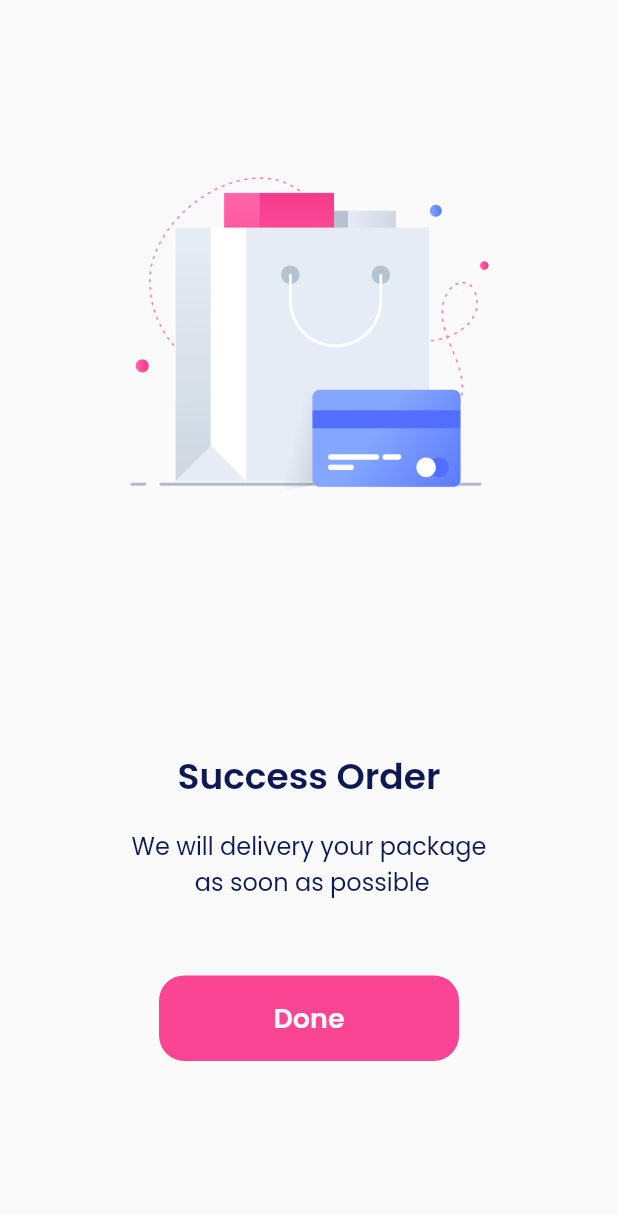
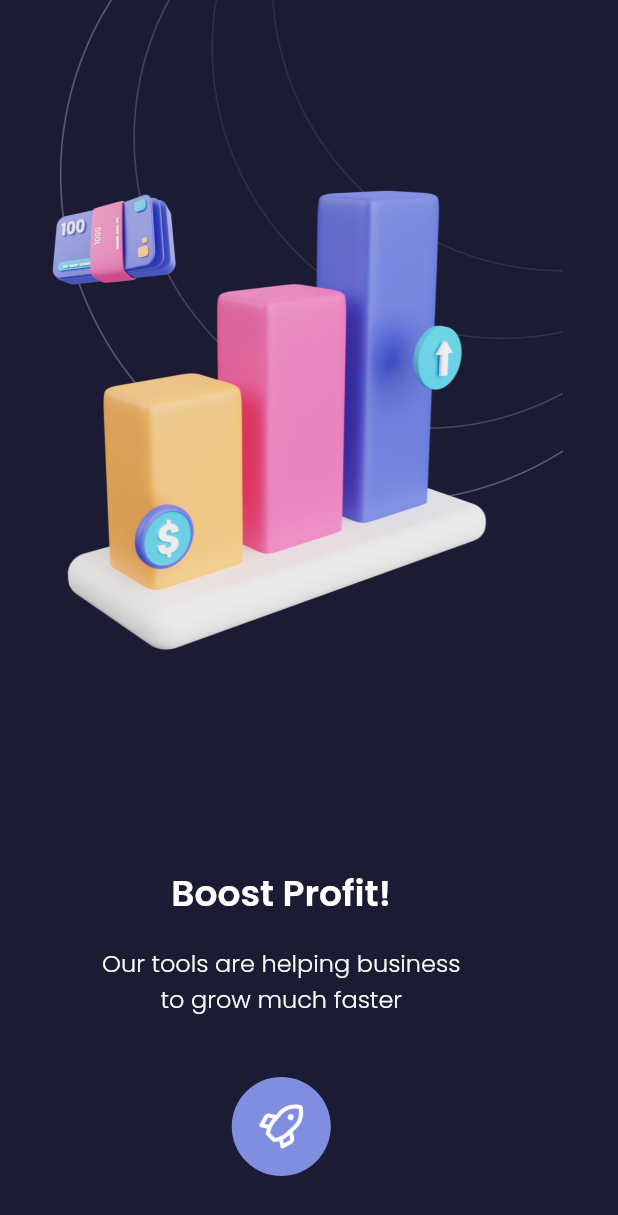
Before and after one commit to kouseina/sevendays-challenge-splicing-ui, a Flutter app: the screen it shows after launch, on a phone screen of 412 x 824 dp. Shown: the top 1215 px of the screen. Run offline on Flutter 3.47's test engine with Material 2 defaults, Android fonts, the phone set to English and light mode, and no system bars; our stand-ins replace google_fonts.

Commit message:
feat: add second empty screen

```diff
--- a/lib/main.dart
+++ b/lib/main.dart
@@ -3,6 +3,7 @@ import 'package:sevendays/pages/first_empty.dart';
 import 'package:sevendays/pages/first_getstarted.dart';
 import 'package:sevendays/pages/first_signin.dart';
 import 'package:sevendays/pages/first_splash.dart';
+import 'package:sevendays/pages/second_empty.dart';
 import 'package:sevendays/pages/second_getstarted.dart';
 import 'package:sevendays/pages/second_signin.dart';
 import 'package:sevendays/pages/second_splash.dart';
@@ -18,7 +19,7 @@ class SevenDays extends StatelessWidget {
       theme: ThemeData(
         primarySwatch: Colors.blue,
       ),
-      home: FirstEmpty(),
+      home: SecondEmpty(),
     );
   }
 }
--- a/lib/pages/first_empty.dart
+++ b/lib/pages/first_empty.dart
@@ -28,7 +28,7 @@ class FirstEmpty extends StatelessWidget {
                     ),
                     Text(
                       'We will delivery your package \n as soon as possible',
-                      style: lightTextStyleLight,
+                      style: regularTextStyleLight,
                       textAlign: TextAlign.center,
                     ),
                     SizedBox(
--- /dev/null
+++ b/lib/pages/second_empty.dart
@@ -0,0 +1,61 @@
+import 'package:flutter/material.dart';
+import 'package:sevendays/widgets/theme.dart';
+
+class SecondEmpty extends StatelessWidget {
+  const SecondEmpty({Key? key}) : super(key: key);
+
+  @override
+  Widget build(BuildContext context) {
+    return Scaffold(
+      backgroundColor: Color(0xff1B1B33),
+      body: Column(
+        crossAxisAlignment: CrossAxisAlignment.center,
+        mainAxisAlignment: MainAxisAlignment.spaceBetween,
+        children: [
+          Image.asset(
+            'assets/illustration_empty_2.png',
+            width: 375,
+          ),
+          Column(
+            children: [
+              Text(
+                'Boost Profit!',
+                style: boldTextStyleDark,
+              ),
+              SizedBox(
+                height: 16,
+              ),
+              Text(
+                'Our tools are helping business \nto grow much faster',
+                style: lightTextStyleDark,
+                textAlign: TextAlign.center,
+              ),
+              SizedBox(
+                height: 40,
+              ),
+              InkWell(
+                borderRadius: BorderRadius.circular(100),
+                onTap: () {},
+                child: Container(
+                  padding: EdgeInsets.all(17),
+                  decoration: BoxDecoration(
+                    color: Color(0xff808EE0),
+                    borderRadius: BorderRadius.circular(100),
+                  ),
+                  child: Image.asset(
+                    'assets/ic_rocket.png',
+                    width: 32,
+                    height: 32,
+                  ),
+                ),
+              ),
+              SizedBox(
+                height: 40,
+              ),
+            ],
+          )
+        ],
+      ),
+    );
+  }
+}
```
Also changed, not shown: lib/widgets/theme.dart (+29 -1 lines), assets/emoji_1.png (added), assets/emoji_2.png (added), assets/emoji_3.png (added), assets/emoji_4.png (added), assets/illustration_rating.png (added), assets/img_rating_1.png (added).
